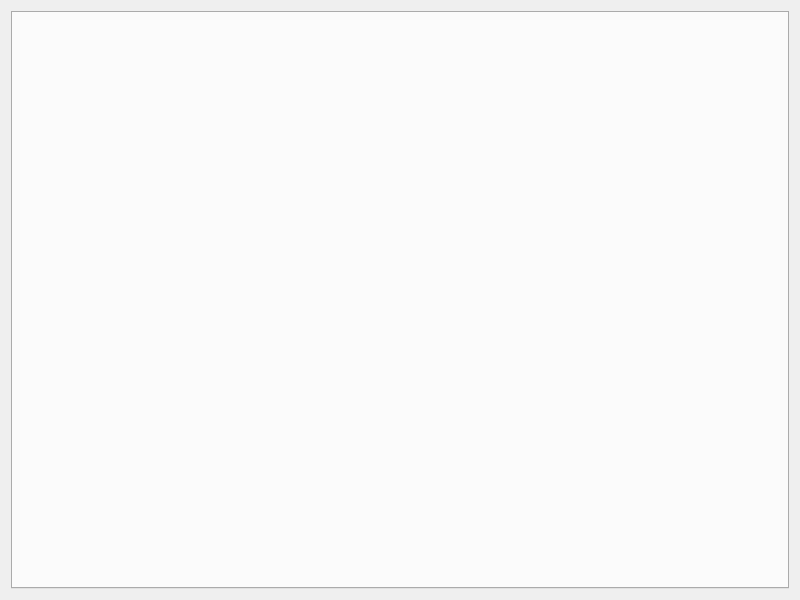
Qt form mainwindow.ui (liolok/Inventory-Management) before a commit.
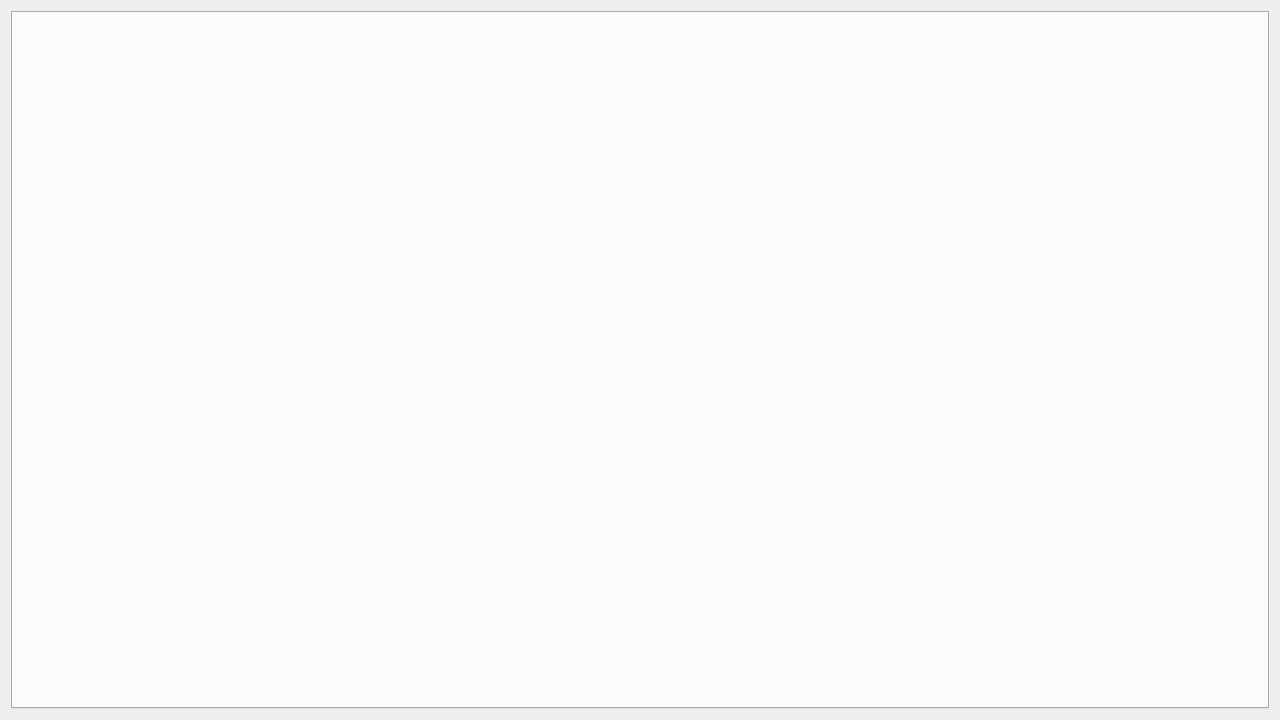
The same form after that commit.

Commit message: expand main window size to 1280*720

The edit to the form file:
```diff
--- a/mainwindow.ui
+++ b/mainwindow.ui
@@ -6,14 +6,14 @@
    <rect>
     <x>0</x>
     <y>0</y>
-    <width>800</width>
-    <height>600</height>
+    <width>1280</width>
+    <height>720</height>
    </rect>
   </property>
   <property name="minimumSize">
    <size>
-    <width>800</width>
-    <height>600</height>
+    <width>1280</width>
+    <height>720</height>
    </size>
   </property>
   <property name="windowTitle">
```
